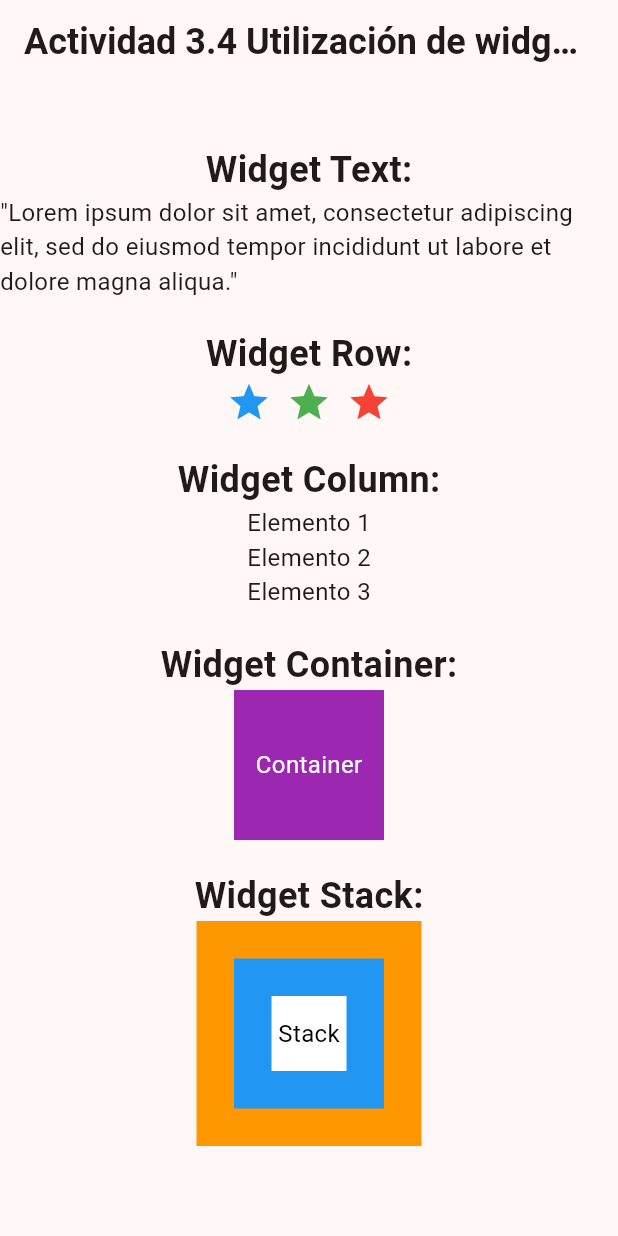
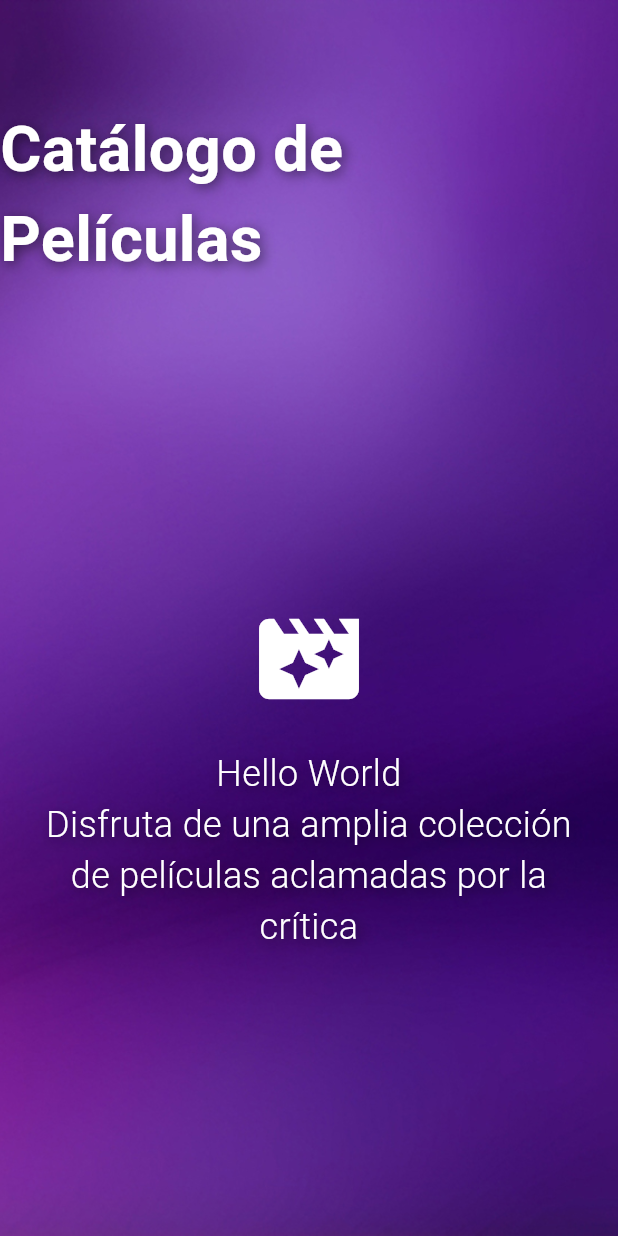
Before and after one commit to paolamontiel/LDSW_utilizacion-de-widgets, a Flutter app: the screen it shows after launch, on a phone screen of 412 x 824 dp. Run offline on Flutter 3.47's test engine with Material 3 defaults, Android fonts, the phone set to English and light mode, and no system bars.

Commit message:
Act 3.5 Home Screen

```diff
--- a/lib/main.dart
+++ b/lib/main.dart
@@ -8,101 +8,91 @@ class MyApp extends StatelessWidget {
   @override
   Widget build(BuildContext context) {
     return MaterialApp(
-      title: 'Utilización de widgets',
+      title: 'Catalogo de Películas',
       theme: ThemeData(
         useMaterial3: true,
-        colorScheme: ColorScheme.fromSeed(seedColor: Colors.deepOrange),
+        colorScheme: ColorScheme.fromSeed(
+            seedColor: const Color.fromARGB(255, 34, 255, 218)),
       ),
-      home: MyHomePage(),
+      home: HomeScreen(),
     );
   }
 }
 
-class MyHomePage extends StatelessWidget {
+class HomeScreen extends StatelessWidget {
   @override
   Widget build(BuildContext context) {
     return Scaffold(
-      appBar: AppBar(
-        centerTitle: true,
-        title: Text('Actividad 3.4 Utilización de widgets',
-          style: TextStyle( fontSize: 24, fontWeight: FontWeight.bold, ),
-        ),
-      ),
-      body: Center(
-        child: SingleChildScrollView(
-          child: Column(
-            mainAxisAlignment: MainAxisAlignment.center,
+      body: Stack(
+        children: [
+          Container(
+            decoration: BoxDecoration(
+              image: DecorationImage(
+                image: AssetImage('assets/background-app.jpg'),
+                fit: BoxFit.cover,
+              ),
+            ),
+          ),
+          Column(
             children: [
-
-              Text('Widget Text:', style: TextStyle(fontSize: 24, fontWeight: FontWeight.bold), ),
-              Text('"Lorem ipsum dolor sit amet, consectetur adipiscing elit, sed do eiusmod tempor incididunt ut labore et dolore magna aliqua."', style: TextStyle(fontSize: 16),),
-              SizedBox(height: 20),
-
-              Text('Widget Row:', style: TextStyle(fontSize: 24, fontWeight: FontWeight.bold), ),
-              Row(
-                mainAxisAlignment: MainAxisAlignment.center,
-                children: [
-                  Icon(Icons.star, color: Colors.blue, size: 30),
-                  SizedBox(width: 10),
-                  Icon(Icons.star, color: Colors.green, size: 30),
-                  SizedBox(width: 10),
-                  Icon(Icons.star, color: Colors.red, size: 30),
-                ],
-              ),
-              SizedBox(height: 20),
-
-              Text('Widget Column:', style: TextStyle(fontSize: 24, fontWeight: FontWeight.bold), ),
-              Column(
-                children: [
-                  Text('Elemento 1', style: TextStyle(fontSize: 16), ),
-                  Text('Elemento 2', style: TextStyle(fontSize: 16), ),
-                  Text('Elemento 3', style: TextStyle(fontSize: 16), ),
-                ],
-              ),
-              SizedBox(height: 20),
-
-              Text('Widget Container:', style: TextStyle(fontSize: 24, fontWeight: FontWeight.bold),),
               Container(
-                width: 100,
-                height: 100,
-                color: Colors.purple,
+                padding: EdgeInsets.symmetric(vertical: 20),
+                margin: EdgeInsets.only(top: 50),
                 child: Center(
-                  child: Text('Container', style: TextStyle(color: Colors.white, fontSize: 16), ),
+                  child: Text(
+                    'Catálogo de Películas',
+                    style: TextStyle(
+                      fontSize: 42,
+                      fontWeight: FontWeight.bold,
+                      color: Colors.white,
+                      shadows: [
+                        Shadow(
+                          blurRadius: 10.0,
+                          color: Colors.black54,
+                          offset: Offset(2.0, 2.0),
+                        ),
+                      ],
+                    ),
+                  ),
                 ),
               ),
-              SizedBox(height: 20),
-
-
-              Text('Widget Stack:',
-                style: TextStyle(fontSize: 24, fontWeight: FontWeight.bold),
-              ),
-              Stack(
-                alignment: Alignment.center,
-                children: [
-                  Container(
-                    width: 150,
-                    height: 150,
-                    color: Colors.orange,
-                  ),
-                  Container(
-                    width: 100,
-                    height: 100,
-                    color: Colors.blue,
-                  ),
-                  Container(
-                    width: 50,
-                    height: 50,
-                    color: Colors.white,
-                    child: Center(
-                      child: Text('Stack', style: TextStyle(color: Colors.black, fontSize: 16), ),
+              Expanded(
+                child: Center(
+                  child: Padding(
+                    padding: EdgeInsets.symmetric(horizontal: 20),
+                    child: Column(
+                      mainAxisAlignment: MainAxisAlignment.center,
+                      children: [
+                        Icon(
+                          Icons.movie_filter,
+                          color: Colors.white,
+                          size: 80,
+                        ),
+                        SizedBox(height: 20),
+                        Text(
+                          'Hello World\nDisfruta de una amplia colección de películas aclamadas por la crítica',
+                          textAlign: TextAlign.center,
+                          style: TextStyle(
+                            fontSize: 24,
+                            color: Colors.white,
+                            fontWeight: FontWeight.w300,
+                            shadows: [
+                              Shadow(
+                                blurRadius: 10.0,
+                                color: Colors.black54,
+                                offset: Offset(2.0, 2.0),
+                              ),
+                            ],
+                          ),
+                        ),
+                      ],
                     ),
                   ),
-                ],
+                ),
               ),
-              SizedBox(height: 20),
             ],
           ),
-        ),
+        ],
       ),
     );
   }
--- a/pubspec.yaml
+++ b/pubspec.yaml
@@ -23,3 +23,5 @@ dev_dependencies:
 
 flutter:
   uses-material-design: true
+  assets:
+    - assets/background-app.jpg
```
Also changed, not shown: assets/background-app.jpg (added), assets/background-green.jpg (added).
